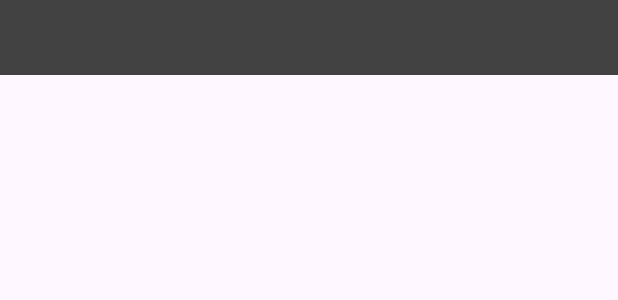
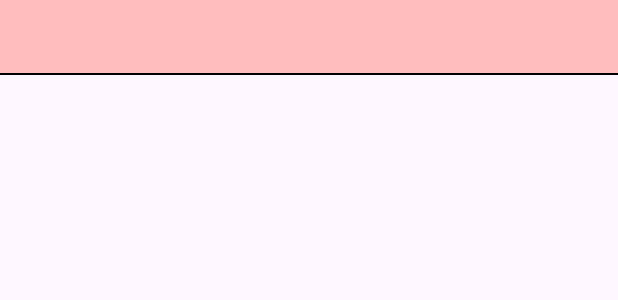
Before and after one commit to Hamjoshua/MD38-Retrofit-Multiple_ViewHolder, an Android app: the layout r_item.xml on its own in the app's theme, with its tools: preview values and no code run, on a phone screen of 412 x 824 dp. Shown: the top 300 px of the screen. Run offline under Robolectric (Android 15) with nearby library versions, the phone set to English and light mode, and no system bars; network calls fail.

Commit message:
Сделано

```diff
--- a/app/src/main/java/com/example/retrofitforecaster/MainActivity.kt
+++ b/app/src/main/java/com/example/retrofitforecaster/MainActivity.kt
@@ -49,7 +49,7 @@ class MainActivity : AppCompatActivity() {
 }
 
 interface DayGetter {
-    @GET("forecast?q=Shklov,by&appid=${BuildConfig.API_KEY_OPEN_WEATHER_MAP}")
+    @GET("forecast?q=Shklov,by&appid=${BuildConfig.API_KEY_OPEN_WEATHER_MAP}&units=metric")
     suspend fun check() : Response<DataResponce>
 }
 
@@ -70,7 +70,7 @@ data class Weather(
     @SerializedName("icon") val icon: String
 )
 data class DayPrognosis (
-    @SerializedName("dt_text") val dt_text: String,
+    @SerializedName("dt_txt") val dt_txt: String,
     @SerializedName("main") val main: Main,
     @SerializedName("weather") val weather: ArrayList<Weather>
 )
--- a/app/src/main/res/layout/r_item.xml
+++ b/app/src/main/res/layout/r_item.xml
@@ -2,7 +2,7 @@
 <androidx.constraintlayout.widget.ConstraintLayout xmlns:android="http://schemas.android.com/apk/res/android"
     android:layout_width="match_parent"
     android:layout_height="50dp"
-    android:background="@color/cardview_dark_background"
+    android:background="@color/hot"
     xmlns:app="http://schemas.android.com/apk/res-auto">
 
     <TextView
@@ -15,23 +15,33 @@
 
     <TextView
         app:layout_constraintBottom_toBottomOf="parent"
-        app:layout_constraintLeft_toRightOf="@id/icon"
+        app:layout_constraintRight_toLeftOf="@id/icon"
         android:id="@+id/txt_minus_temperature"
         android:layout_width="wrap_content"
         android:layout_height="wrap_content" />
 
     <ImageView
         app:layout_constraintBottom_toBottomOf="parent"
-        app:layout_constraintLeft_toRightOf="@id/txt_plus_temperature"
+        app:layout_constraintRight_toLeftOf="@id/txt_plus_temperature"
         android:id="@+id/icon"
-        android:layout_width="wrap_content"
-        android:layout_height="wrap_content" />
+        android:layout_width="50dp"
+        android:layout_height="50dp"
+        android:contentDescription="" />
 
     <TextView
         app:layout_constraintBottom_toBottomOf="parent"
-        app:layout_constraintLeft_toRightOf="parent"
+        app:layout_constraintRight_toRightOf="parent"
         android:id="@+id/txt_plus_temperature"
         android:layout_width="wrap_content"
-        android:layout_height="wrap_content" />
+        android:layout_height="wrap_content"
+        android:layout_marginRight="50dp"/>
+
+    <com.google.android.material.divider.MaterialDivider
+        app:dividerColor="@color/black"
+        app:layout_constraintBottom_toBottomOf="parent"
+        android:layout_width="match_parent"
+        android:layout_height="wrap_content">
+
+    </com.google.android.material.divider.MaterialDivider>
 
 </androidx.constraintlayout.widget.ConstraintLayout>
--- a/app/src/main/res/values/colors.xml
+++ b/app/src/main/res/values/colors.xml
@@ -2,4 +2,5 @@
 <resources>
     <color name="black">#FF000000</color>
     <color name="white">#FFFFFFFF</color>
+    <color name="hot">#FFBDBD</color>
 </resources>
```
Also changed, not shown: app/src/main/java/com/example/retrofitforecaster/ListAdapter.kt (+12 -8 lines).
